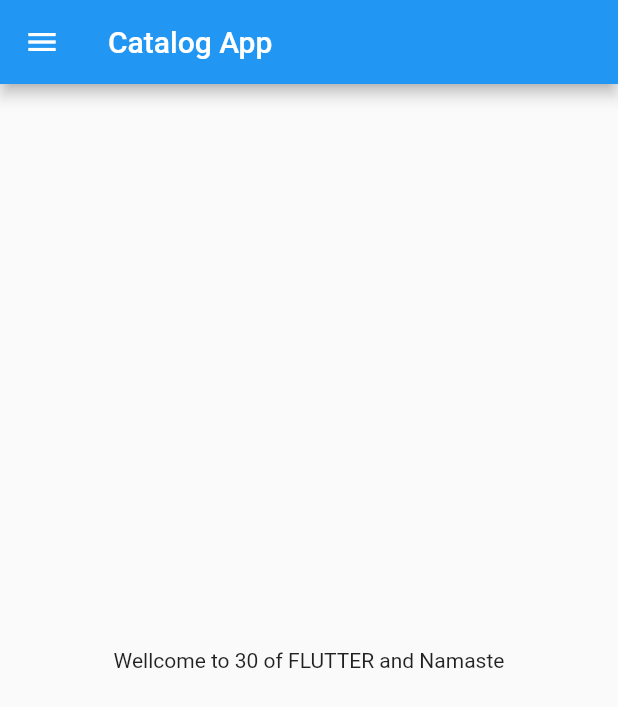
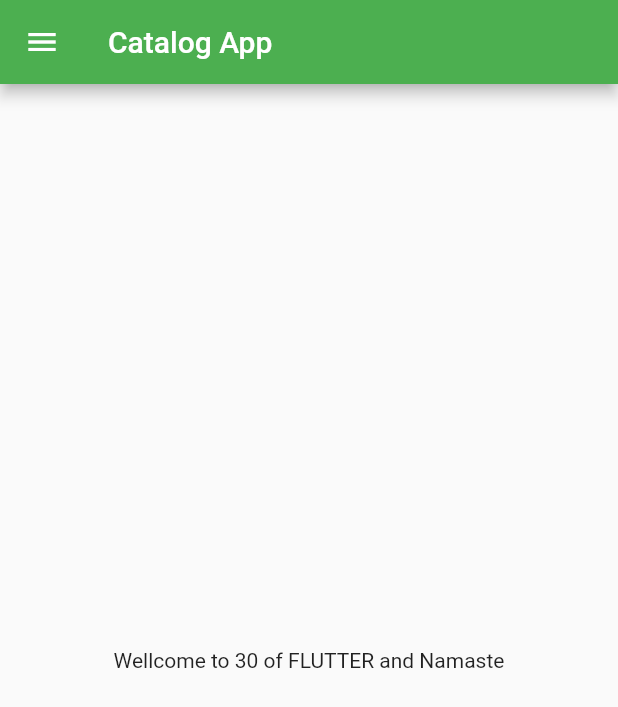
Before and after one commit to iamMD/30Daysofflutter, a Flutter app: the screen it shows after launch, on a phone screen of 412 x 824 dp. Shown: the top 707 px of the screen. Run offline on Flutter 3.47's test engine with Material 2 defaults, Android fonts, the phone set to English and light mode, and no system bars.

Commit message:
day3 completed

```diff
--- a/lib/main.dart
+++ b/lib/main.dart
@@ -1,14 +1,83 @@
+import 'package:catelog_app/pages/login_page.dart';
 import 'package:flutter/material.dart';
-import 'home_page.dart';
-void  main() {
+import 'pages/home_page.dart';
+
+void main() {
   runApp(const MyApp());
 }
 
 class MyApp extends StatelessWidget {
-  const MyApp({ Key? key }) : super(key: key);
+  const MyApp({Key? key}) : super(key: key);
 
   @override
   Widget build(BuildContext context) {
+    return MaterialApp(
+      themeMode: ThemeMode.light,
+      theme: ThemeData(primarySwatch: Colors.green),
+      darkTheme: ThemeData(
+        brightness: Brightness.light,
+      ),
+      initialRoute: "/home",
+      routes: {
+        "/": (context) => const LoginPage(),
+        "/home": (context) => const HomePage(),
+        "/login": (context) => const LoginPage()
+      },
+    );
+  }
+}
+
+
+
+
+
+
+
+
+
+
+
+
+
+
+
+
+
+
+
+
+
+
+
+
+
+
+
+
+
+
+
+
+
+
+
+
+
+
+
+
+
+
+
+
+
+
+
+
+
+
+
+
     // in int(integer we store data like  20 30 23 2324)
     // int days = 30;
     // in str(string we store data like words sentences etc.)
@@ -26,8 +95,3 @@
     // const pi  = 3.14;
     // // in final we can change the data
     // final add = num + int;
-    return const MaterialApp(
-      home: HomePage(),
-    );
-  }
-}
```
Also changed, not shown: lib/pages/login_page.dart (added, +20 -0 lines), lib/pages/home_page.dart (renamed from lib/home_page.dart).
